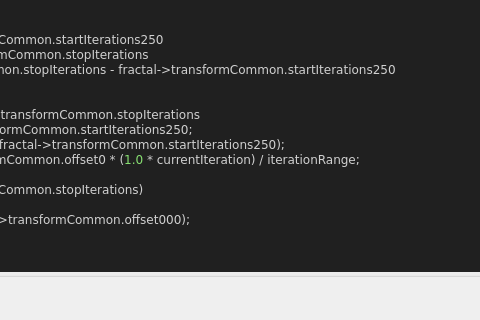
Qt form mandelbulber2/formula/ui/fractal_transf_add_constant_vary_v1.ui (buddhi1980/mandelbulber2) before a commit; both pictures show x 203 to 683 and y 333 to 653 of the 880 by 799 pixel window.
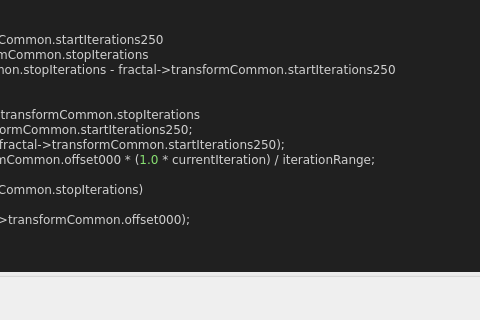
The same form after that commit. Custom widgets are drawn as their Qt base class.

Commit message: added all cl transform files till transf_q*

```diff
--- a/mandelbulber2/formula/ui/fractal_transf_add_constant_vary_v1.ui
+++ b/mandelbulber2/formula/ui/fractal_transf_add_constant_vary_v1.ui
@@ -505,7 +505,7 @@
     &lt;span style=&quot;color:#f09479; font-weight:bold&quot;&gt;int&lt;/span&gt; iterationRange &lt;span style=&quot;color:#d0d0d0&quot;&gt;=&lt;/span&gt; fractal&lt;span style=&quot;color:#d0d0d0&quot;&gt;-&amp;gt;&lt;/span&gt;transformCommon&lt;span style=&quot;color:#d0d0d0&quot;&gt;.&lt;/span&gt;stopIterations
                           &lt;span style=&quot;color:#d0d0d0&quot;&gt;-&lt;/span&gt; fractal&lt;span style=&quot;color:#d0d0d0&quot;&gt;-&amp;gt;&lt;/span&gt;transformCommon&lt;span style=&quot;color:#d0d0d0&quot;&gt;.&lt;/span&gt;startIterations250&lt;span style=&quot;color:#d0d0d0&quot;&gt;;&lt;/span&gt;
     &lt;span style=&quot;color:#f09479; font-weight:bold&quot;&gt;int&lt;/span&gt; currentIteration &lt;span style=&quot;color:#d0d0d0&quot;&gt;= (&lt;/span&gt;aux&lt;span style=&quot;color:#d0d0d0&quot;&gt;.&lt;/span&gt;i &lt;span style=&quot;color:#d0d0d0&quot;&gt;-&lt;/span&gt; fractal&lt;span style=&quot;color:#d0d0d0&quot;&gt;-&amp;gt;&lt;/span&gt;transformCommon&lt;span style=&quot;color:#d0d0d0&quot;&gt;.&lt;/span&gt;startIterations250&lt;span style=&quot;color:#d0d0d0&quot;&gt;);&lt;/span&gt;
-    tempVC &lt;span style=&quot;color:#d0d0d0&quot;&gt;+=&lt;/span&gt; fractal&lt;span style=&quot;color:#d0d0d0&quot;&gt;-&amp;gt;&lt;/span&gt;transformCommon&lt;span style=&quot;color:#d0d0d0&quot;&gt;.&lt;/span&gt;offset0 &lt;span style=&quot;color:#d0d0d0&quot;&gt;* (&lt;/span&gt;&lt;span style=&quot;color:#87df71&quot;&gt;1.0&lt;/span&gt; &lt;span style=&quot;color:#d0d0d0&quot;&gt;*&lt;/span&gt; currentIteration&lt;span style=&quot;color:#d0d0d0&quot;&gt;) /&lt;/span&gt; iterationRange&lt;span style=&quot;color:#d0d0d0&quot;&gt;;&lt;/span&gt;
+    tempVC &lt;span style=&quot;color:#d0d0d0&quot;&gt;+=&lt;/span&gt; fractal&lt;span style=&quot;color:#d0d0d0&quot;&gt;-&amp;gt;&lt;/span&gt;transformCommon&lt;span style=&quot;color:#d0d0d0&quot;&gt;.&lt;/span&gt;offset000 &lt;span style=&quot;color:#d0d0d0&quot;&gt;* (&lt;/span&gt;&lt;span style=&quot;color:#87df71&quot;&gt;1.0&lt;/span&gt; &lt;span style=&quot;color:#d0d0d0&quot;&gt;*&lt;/span&gt; currentIteration&lt;span style=&quot;color:#d0d0d0&quot;&gt;) /&lt;/span&gt; iterationRange&lt;span style=&quot;color:#d0d0d0&quot;&gt;;&lt;/span&gt;
   &lt;span style=&quot;color:#d0d0d0&quot;&gt;}&lt;/span&gt;
   &lt;span style=&quot;color:#7ec0ee; font-weight:bold&quot;&gt;if&lt;/span&gt; &lt;span style=&quot;color:#d0d0d0&quot;&gt;(&lt;/span&gt;aux&lt;span style=&quot;color:#d0d0d0&quot;&gt;.&lt;/span&gt;i &lt;span style=&quot;color:#d0d0d0&quot;&gt;&amp;gt;=&lt;/span&gt; fractal&lt;span style=&quot;color:#d0d0d0&quot;&gt;-&amp;gt;&lt;/span&gt;transformCommon&lt;span style=&quot;color:#d0d0d0&quot;&gt;.&lt;/span&gt;stopIterations&lt;span style=&quot;color:#d0d0d0&quot;&gt;)&lt;/span&gt;
   &lt;span style=&quot;color:#d0d0d0&quot;&gt;{&lt;/span&gt;
```
The commit also changes 11 other files.
